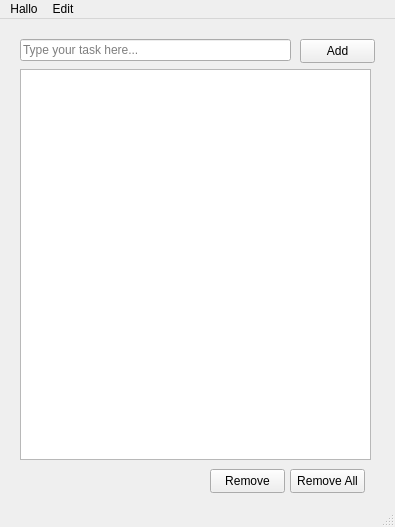
Qt form mainwindow.ui (kevinlafreniere/cse165-todolist) before a commit.
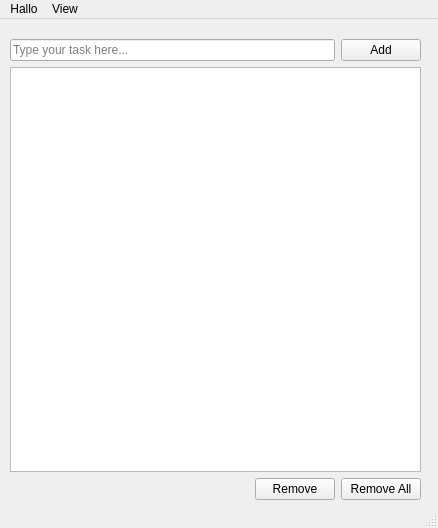
The same form after that commit.

Commit message: added theme and sorting functionality

```diff
--- a/mainwindow.ui
+++ b/mainwindow.ui
@@ -6,23 +6,34 @@
    <rect>
     <x>0</x>
     <y>0</y>
-    <width>395</width>
-    <height>527</height>
+    <width>438</width>
+    <height>528</height>
    </rect>
   </property>
   <property name="windowTitle">
    <string>MainWindow</string>
   </property>
   <widget class="QWidget" name="centralwidget">
+   <property name="sizePolicy">
+    <sizepolicy hsizetype="Expanding" vsizetype="Expanding">
+     <horstretch>0</horstretch>
+     <verstretch>0</verstretch>
+    </sizepolicy>
+   </property>
+   <widget class="QWidget" name="">
+    <property name="geometry">
+     <rect>
+      <x>10</x>
+      <y>20</y>
+      <width>411</width>
+      <height>461</height>
+     </rect>
+    </property>
+    <layout class="QVBoxLayout" name="verticalLayout">
+     <item>
+      <layout class="QHBoxLayout" name="horizontalLayout_2">
+       <item>
    <widget class="QLineEdit" name="txtTask">
-    <property name="geometry">
-     <rect>
-      <x>20</x>
-      <y>20</y>
-      <width>271</width>
-      <height>22</height>
-     </rect>
-    </property>
     <property name="toolTip">
      <string>Input a task!</string>
     </property>
@@ -30,62 +41,63 @@
      <string>Type your task here...</string>
     </property>
    </widget>
+       </item>
+       <item>
    <widget class="QPushButton" name="btnAdd">
-    <property name="geometry">
-     <rect>
-      <x>300</x>
-      <y>20</y>
-      <width>75</width>
-      <height>24</height>
-     </rect>
-    </property>
     <property name="text">
      <string>Add</string>
     </property>
    </widget>
+       </item>
+      </layout>
+     </item>
+     <item>
    <widget class="QListWidget" name="listWidget">
-    <property name="geometry">
-     <rect>
-      <x>20</x>
-      <y>50</y>
-      <width>351</width>
-      <height>391</height>
-     </rect>
-    </property>
-   </widget>
+       <property name="sortingEnabled">
+        <bool>false</bool>
+       </property>
+      </widget>
+     </item>
+     <item>
+      <layout class="QHBoxLayout" name="horizontalLayout">
+       <item>
+        <spacer name="horizontalSpacer">
+         <property name="orientation">
+          <enum>Qt::Horizontal</enum>
+         </property>
+         <property name="sizeHint" stdset="0">
+          <size>
+           <width>178</width>
+           <height>20</height>
+          </size>
+         </property>
+        </spacer>
+       </item>
+       <item>
    <widget class="QPushButton" name="btnRemove">
-    <property name="geometry">
-     <rect>
-      <x>210</x>
-      <y>450</y>
-      <width>75</width>
-      <height>24</height>
-     </rect>
-    </property>
     <property name="text">
      <string>Remove</string>
     </property>
    </widget>
+       </item>
+       <item>
    <widget class="QPushButton" name="btnRemoveAll">
-    <property name="geometry">
-     <rect>
-      <x>290</x>
-      <y>450</y>
-      <width>75</width>
-      <height>24</height>
-     </rect>
-    </property>
     <property name="text">
      <string>Remove All</string>
     </property>
    </widget>
+       </item>
+      </layout>
+     </item>
+    </layout>
+   </widget>
   </widget>
   <widget class="QMenuBar" name="menubar">
    <property name="geometry">
     <rect>
      <x>0</x>
      <y>0</y>
-     <width>395</width>
+     <width>438</width>
      <height>22</height>
     </rect>
    </property>
@@ -94,14 +106,14 @@
      <string>Hallo</string>
     </property>
    </widget>
-   <widget class="QMenu" name="menuEdit">
+   <widget class="QMenu" name="menuView">
     <property name="title">
-     <string>Edit</string>
+     <string>View</string>
     </property>
     <addaction name="actionCreate_Task"/>
    </widget>
    <addaction name="menuHallo"/>
-   <addaction name="menuEdit"/>
+   <addaction name="menuView"/>
   </widget>
   <widget class="QStatusBar" name="statusbar"/>
   <action name="actionCreate_Task">
```
Left out of the diff: 12 changed lines with no effect on the pictures. Lines whose indentation alone changed are shown as unchanged. The commit also changes 6 other files.
